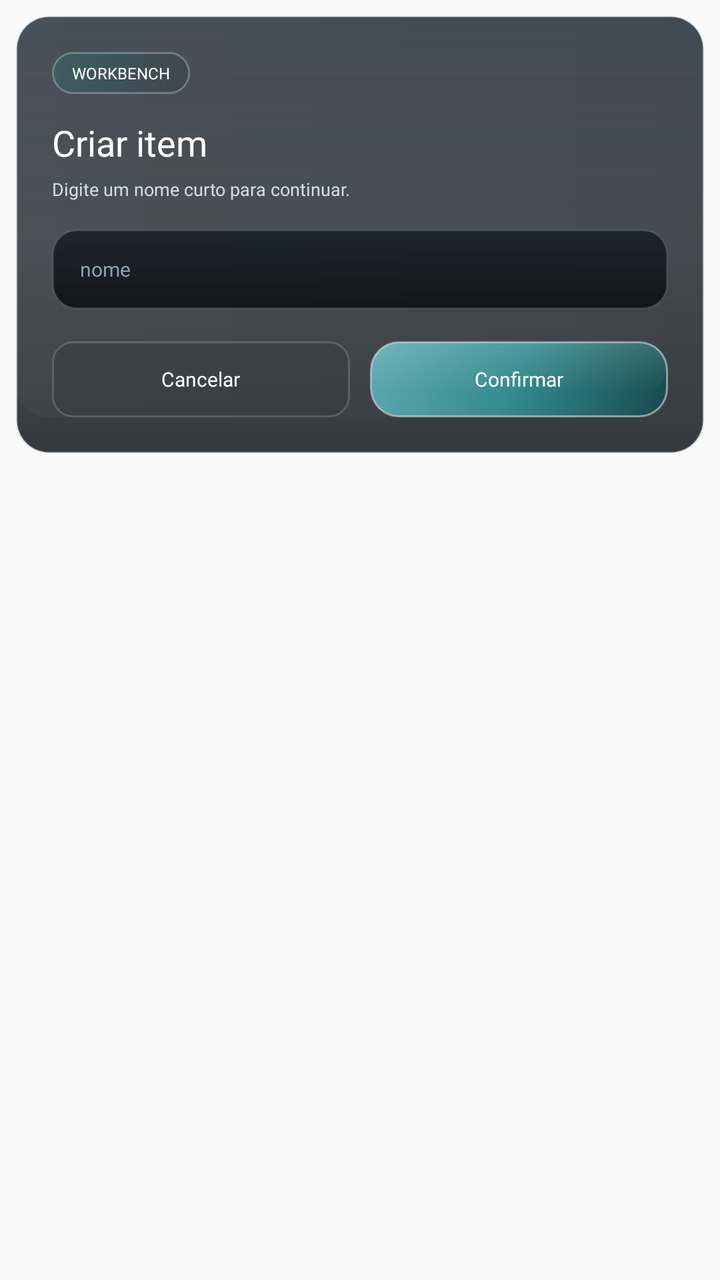
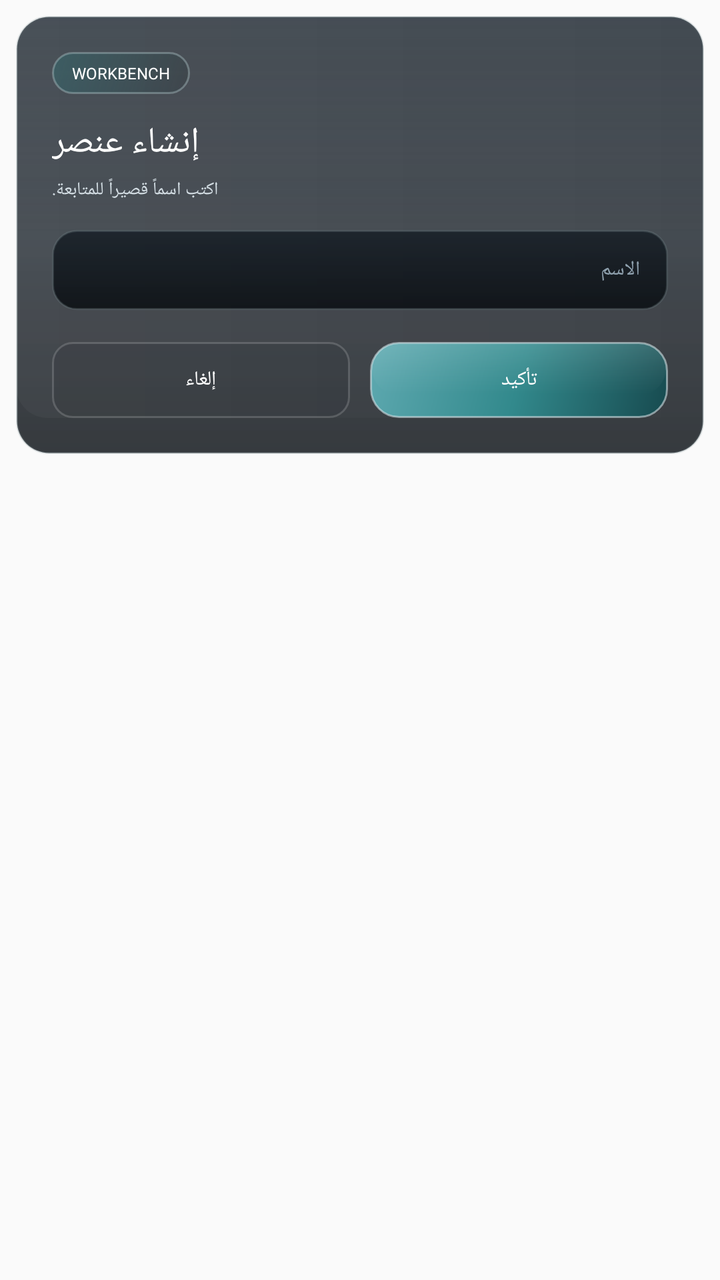

Screens rendered from an Android XML layout before and after an edit, with the pre-edit source and the edit as a unified diff.
<!-- AndroidManifest.xml: application theme Theme.AppCompat.Light.NoActionBar.FullScreen -->
<!-- res/layout/dialog_workbench_prompt.xml -->
<?xml version="1.0" encoding="utf-8"?>
<FrameLayout xmlns:android="http://schemas.android.com/apk/res/android"
    android:layout_width="match_parent"
    android:layout_height="wrap_content"
    android:padding="8dp">

    <LinearLayout
        android:layout_width="match_parent"
        android:layout_height="wrap_content"
        android:background="@drawable/home_panel_surface"
        android:orientation="vertical"
        android:padding="18dp">

        <TextView
            android:id="@+id/dialog_workbench_badge"
            android:layout_width="wrap_content"
            android:layout_height="wrap_content"
            android:background="@drawable/home_news_badge"
            android:fontFamily="@font/montserrat_bold"
            android:paddingStart="10dp"
            android:paddingTop="5dp"
            android:paddingEnd="10dp"
            android:paddingBottom="5dp"
            android:text="Workbench"
            android:textAllCaps="true"
            android:textColor="@android:color/white"
            android:textSize="8sp" />

        <TextView
            android:id="@+id/dialog_workbench_title"
            android:layout_width="wrap_content"
            android:layout_height="wrap_content"
            android:layout_marginTop="12dp"
            android:fontFamily="@font/montserrat_black"
            android:text="Criar item"
            android:textColor="@android:color/white"
            android:textSize="18sp" />

        <TextView
            android:id="@+id/dialog_workbench_note"
            android:layout_width="wrap_content"
            android:layout_height="wrap_content"
            android:layout_marginTop="5dp"
            android:fontFamily="@font/montserrat_medium"
            android:text="Digite um nome curto para continuar."
            android:textColor="@color/launcher_text_secondary"
            android:textSize="9sp" />

        <EditText
            android:id="@+id/dialog_workbench_input"
            android:layout_width="match_parent"
            android:layout_height="40dp"
            android:layout_marginTop="14dp"
            android:background="@drawable/launcher_field_surface_dark"
            android:fontFamily="@font/montserrat_bold"
            android:hint="nome"
            android:imeOptions="actionDone|flagNoExtractUi"
            android:paddingStart="14dp"
            android:paddingEnd="14dp"
            android:singleLine="true"
            android:textColor="@android:color/white"
            android:textColorHint="@color/launcher_text_muted"
            android:textSize="10sp" />

        <LinearLayout
            android:layout_width="match_parent"
            android:layout_height="wrap_content"
            android:layout_marginTop="16dp"
            android:orientation="horizontal">

            <TextView
                android:id="@+id/dialog_workbench_cancel"
                android:layout_width="0dp"
                android:layout_height="38dp"
                android:layout_weight="1"
                android:background="@drawable/home_action_text_button"
                android:fontFamily="@font/montserrat_bold"
                android:gravity="center"
                android:text="Cancelar"
                android:textColor="@android:color/white"
                android:textSize="10sp" />

            <TextView
                android:id="@+id/dialog_workbench_confirm"
                android:layout_width="0dp"
                android:layout_height="38dp"
                android:layout_marginStart="10dp"
                android:layout_weight="1"
                android:background="@drawable/home_server_select_button"
                android:fontFamily="@font/montserrat_bold"
                android:gravity="center"
                android:text="Confirmar"
                android:textColor="@android:color/white"
                android:textSize="10sp" />
        </LinearLayout>
    </LinearLayout>
</FrameLayout>
<!-- resources referenced by this layout -->
<resources>
  <color name="launcher_text_muted">#8FA1AE</color>
  <color name="launcher_text_secondary">#D4DEE4</color>
  <!-- drawable home_action_text_button (drawable) -->
  <?xml version="1.0" encoding="utf-8"?>
  <shape xmlns:android="http://schemas.android.com/apk/res/android"
      android:shape="rectangle">
      <solid android:color="#140F141A" />
      <corners android:radius="10dp" />
      <stroke
          android:width="1dp"
          android:color="#2AFFFFFF" />
  </shape>
  <!-- drawable home_news_badge (drawable) -->
  <?xml version="1.0" encoding="utf-8"?>
  <shape xmlns:android="http://schemas.android.com/apk/res/android"
      android:shape="rectangle">
      <gradient
          android:angle="315"
          android:startColor="#6C2D6F73"
          android:endColor="#33192325" />
      <corners android:radius="10dp" />
      <stroke
          android:width="1dp"
          android:color="#5DBBD4D5" />
  </shape>
  <!-- drawable home_server_select_button (drawable) -->
  <?xml version="1.0" encoding="utf-8"?>
  <layer-list xmlns:android="http://schemas.android.com/apk/res/android">
      <item android:top="2dp">
          <shape android:shape="rectangle">
              <solid android:color="#50101920" />
              <corners android:radius="14dp" />
          </shape>
      </item>
      <item>
          <shape android:shape="rectangle">
              <gradient
                  android:angle="315"
                  android:startColor="#5EA9B0"
                  android:centerColor="@color/launcher_accent_teal"
                  android:endColor="@color/launcher_accent_teal_dark" />
              <corners android:radius="14dp" />
              <stroke
                  android:width="1dp"
                  android:color="#92DAE8EC" />
          </shape>
      </item>
      <item
          android:left="1dp"
          android:top="1dp"
          android:right="1dp"
          android:bottom="12dp">
          <shape android:shape="rectangle">
              <gradient
                  android:angle="270"
                  android:startColor="#24EFFFFF"
                  android:centerColor="#10FFFFFF"
                  android:endColor="#00FFFFFF" />
              <corners android:radius="13dp" />
          </shape>
      </item>
  </layer-list>
  <!-- drawable launcher_field_surface_dark (drawable) -->
  <?xml version="1.0" encoding="utf-8"?>
  <shape xmlns:android="http://schemas.android.com/apk/res/android"
      android:shape="rectangle">
      <gradient
          android:angle="270"
          android:startColor="#C9121A22"
          android:endColor="#D2070B0F" />
      <corners android:radius="12dp" />
      <stroke
          android:width="1dp"
          android:color="@color/launcher_border_soft" />
  </shape>
  <style name="Theme.AppCompat.Light.NoActionBar.FullScreen" parent="@style/Theme.AppCompat.Light.NoActionBar">
          <item name="android:windowNoTitle">true</item>
          <item name="android:windowActionBar">false</item>
          <item name="android:windowFullscreen">true</item>
          <item name="android:windowContentOverlay">@null</item>
          <item name="android:windowLayoutInDisplayCutoutMode">shortEdges</item>
      </style>
  <color name="launcher_panel_top">#E71B242D</color>
  <color name="launcher_panel_bottom">#D00A0F14</color>
  <color name="launcher_border_soft">#42798A91</color>
  <color name="launcher_accent_teal">#32898C</color>
  <color name="launcher_accent_teal_dark">#174A4F</color>
  <!-- unchanged entries left out for length: 1 -->
</resources>

<!-- the commit's change to res/layout/dialog_workbench_prompt.xml (unified diff, before → after) -->
@@ -32,7 +32,7 @@
             android:layout_height="wrap_content"
             android:layout_marginTop="12dp"
             android:fontFamily="@font/montserrat_black"
-            android:text="Criar item"
+            android:text="إنشاء عنصر"
             android:textColor="@android:color/white"
             android:textSize="18sp" />
 
@@ -42,7 +42,7 @@
             android:layout_height="wrap_content"
             android:layout_marginTop="5dp"
             android:fontFamily="@font/montserrat_medium"
-            android:text="Digite um nome curto para continuar."
+            android:text="اكتب اسماً قصيراً للمتابعة."
             android:textColor="@color/launcher_text_secondary"
             android:textSize="9sp" />
 
@@ -53,7 +53,7 @@
             android:layout_marginTop="14dp"
             android:background="@drawable/launcher_field_surface_dark"
             android:fontFamily="@font/montserrat_bold"
-            android:hint="nome"
+            android:hint="الاسم"
             android:imeOptions="actionDone|flagNoExtractUi"
             android:paddingStart="14dp"
             android:paddingEnd="14dp"
@@ -76,7 +76,7 @@
                 android:background="@drawable/home_action_text_button"
                 android:fontFamily="@font/montserrat_bold"
                 android:gravity="center"
-                android:text="Cancelar"
+                android:text="إلغاء"
                 android:textColor="@android:color/white"
                 android:textSize="10sp" />
 
@@ -89,7 +89,7 @@
                 android:background="@drawable/home_server_select_button"
                 android:fontFamily="@font/montserrat_bold"
                 android:gravity="center"
-                android:text="Confirmar"
+                android:text="تأكيد"
                 android:textColor="@android:color/white"
                 android:textSize="10sp" />
         </LinearLayout>
